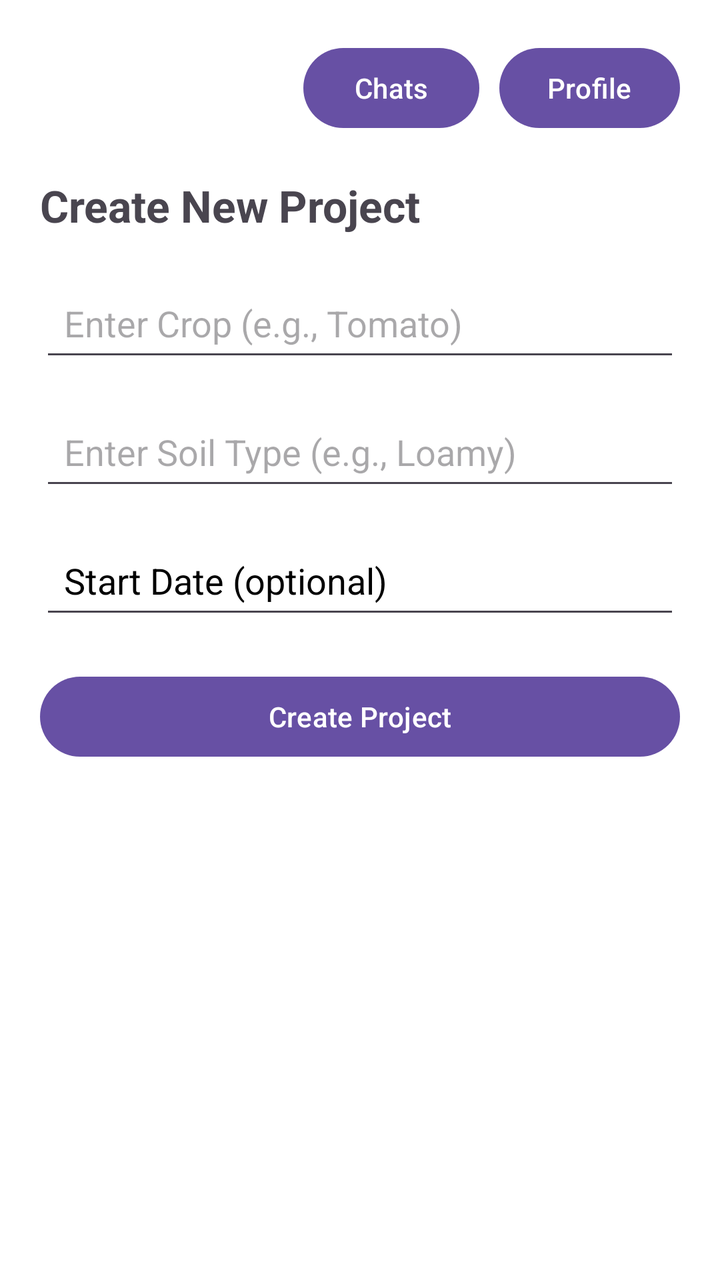
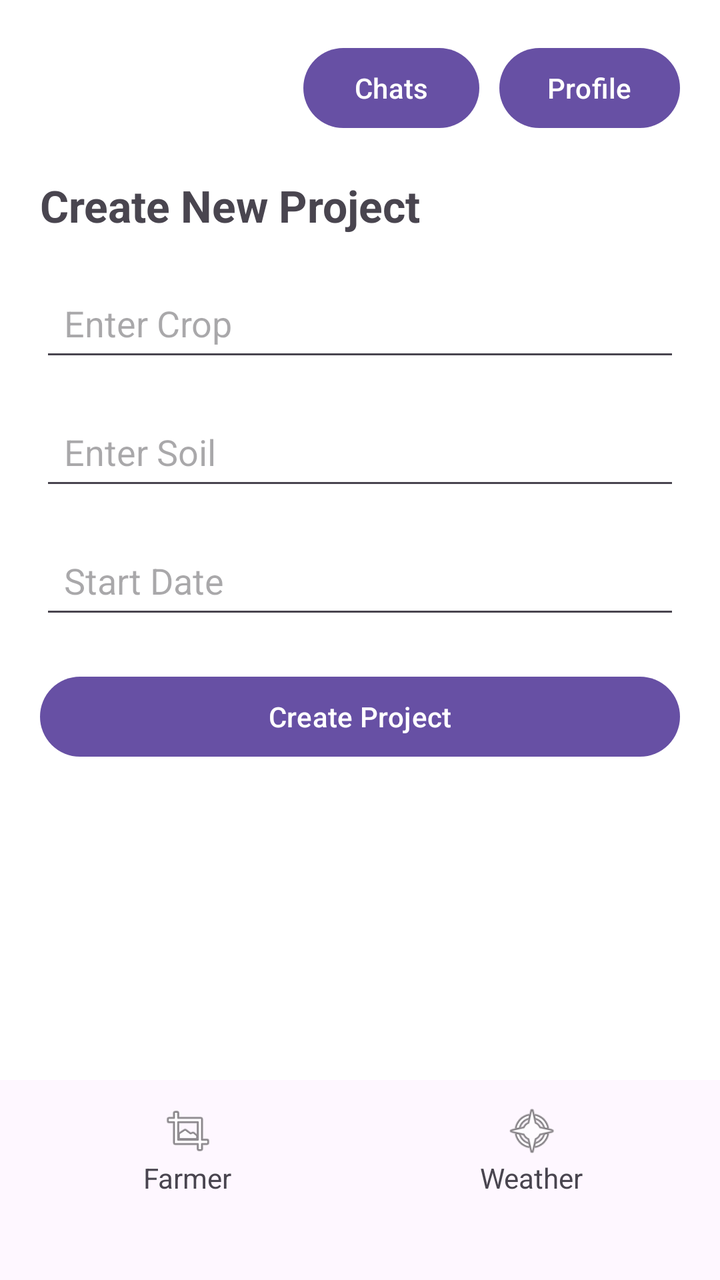

The first picture is an Android layout as it rendered before a commit; the second is the same layout after the commit. The layout source and the unified diff follow.
<!-- AndroidManifest.xml: application theme Theme.WhetherTracker -->
<!-- res/layout/farmer_menu.xml -->
<?xml version="1.0" encoding="utf-8"?>
<ScrollView xmlns:android="http://schemas.android.com/apk/res/android"
    android:layout_width="match_parent"
    android:layout_height="match_parent"
    android:background="#FFFFFF">

    <LinearLayout
        android:layout_width="match_parent"
        android:layout_height="wrap_content"
        android:orientation="vertical"
        android:padding="20dp">

        
        <LinearLayout
            android:layout_width="match_parent"
            android:layout_height="wrap_content"
            android:orientation="horizontal"
            android:gravity="end"
            android:layout_marginBottom="20dp">

            <Button
                android:id="@+id/btnChats"
                android:layout_width="wrap_content"
                android:layout_height="wrap_content"
                android:text="Chats"
                android:textAllCaps="false"
                android:layout_marginEnd="10dp"/>

            <Button
                android:id="@+id/btnProfile"
                android:layout_width="wrap_content"
                android:layout_height="wrap_content"
                android:text="Profile"
                android:textAllCaps="false"/>
        </LinearLayout>

        
        <TextView
            android:layout_width="wrap_content"
            android:layout_height="wrap_content"
            android:layout_marginBottom="20dp"
            android:text="Create New Project"
            android:textSize="22sp"
            android:textStyle="bold" />

        
        <EditText
            android:id="@+id/etCrop"
            android:layout_width="match_parent"
            android:layout_height="wrap_content"
            android:layout_marginBottom="16dp"
            android:hint="Enter Crop (e.g., Tomato)"
            android:padding="12dp" />

        
        <EditText
            android:id="@+id/etSoil"
            android:layout_width="match_parent"
            android:layout_height="wrap_content"
            android:layout_marginBottom="16dp"
            android:hint="Enter Soil Type (e.g., Loamy)"
            android:padding="12dp" />

        
        <EditText
            android:id="@+id/etDate"
            android:layout_width="match_parent"
            android:layout_height="wrap_content"
            android:layout_marginBottom="20dp"
            android:hint="Start Date (optional)"
            android:padding="12dp"
            android:textColor="@color/black"
            android:textColorHint="@color/black" />

        
        <Button
            android:id="@+id/btnCreate"
            android:layout_width="match_parent"
            android:layout_height="wrap_content"
            android:text="Create Project"
            android:textAllCaps="false" />

    </LinearLayout>

</ScrollView>
<!-- resources referenced by this layout -->
<resources>
  <color name="black">#FF000000</color>
  <style name="Theme.WhetherTracker" parent="Base.Theme.WhetherTracker">
          <item name="android:windowTranslucentStatus">true
          </item>
      </style>
  <style name="Base.Theme.WhetherTracker" parent="Theme.Material3.DayNight.NoActionBar">
          
          
      </style>
</resources>

<!-- the commit's change to res/layout/farmer_menu.xml (unified diff, before → after) -->
@@ -1,85 +1,145 @@
 <?xml version="1.0" encoding="utf-8"?>
-<ScrollView xmlns:android="http://schemas.android.com/apk/res/android"
+<LinearLayout xmlns:android="http://schemas.android.com/apk/res/android"
     android:layout_width="match_parent"
     android:layout_height="match_parent"
-    android:background="#FFFFFF">
+    android:orientation="vertical">
 
+    
+    <ScrollView
+        android:layout_width="match_parent"
+        android:layout_height="0dp"
+        android:layout_weight="1"
+        android:background="#FFFFFF">
+
+        <LinearLayout
+            android:layout_width="match_parent"
+            android:layout_height="wrap_content"
+            android:orientation="vertical"
+            android:padding="20dp">
+
+            
+            <LinearLayout
+                android:layout_width="match_parent"
+                android:layout_height="wrap_content"
+                android:orientation="horizontal"
+                android:gravity="end"
+                android:layout_marginBottom="20dp">
+
+                <Button
+                    android:id="@+id/btnChats"
+                    android:layout_width="wrap_content"
+                    android:layout_height="wrap_content"
+                    android:text="Chats"
+                    android:textAllCaps="false"
+                    android:layout_marginEnd="10dp"/>
+
+                <Button
+                    android:id="@+id/btnProfile"
+                    android:layout_width="wrap_content"
+                    android:layout_height="wrap_content"
+                    android:text="Profile"
+                    android:textAllCaps="false"/>
+            </LinearLayout>
+
+            
+            <TextView
+                android:layout_width="wrap_content"
+                android:layout_height="wrap_content"
+                android:text="Create New Project"
+                android:textSize="22sp"
+                android:textStyle="bold"
+                android:layout_marginBottom="20dp"/>
+
+            
+            <EditText
+                android:id="@+id/etCrop"
+                android:layout_width="match_parent"
+                android:layout_height="wrap_content"
+                android:hint="Enter Crop"
+                android:padding="12dp"
+                android:layout_marginBottom="16dp"/>
+
+            
+            <EditText
+                android:id="@+id/etSoil"
+                android:layout_width="match_parent"
+                android:layout_height="wrap_content"
+                android:hint="Enter Soil"
+                android:padding="12dp"
+                android:layout_marginBottom="16dp"/>
+
+            
+            <EditText
+                android:id="@+id/etDate"
+                android:layout_width="match_parent"
+                android:layout_height="wrap_content"
+                android:hint="Start Date"
+                android:padding="12dp"
+                android:layout_marginBottom="20dp"/>
+
+            
+            <Button
+                android:id="@+id/btnCreate"
+                android:layout_width="match_parent"
+                android:layout_height="wrap_content"
+                android:text="Create Project"
+                android:textAllCaps="false"/>
+
+        </LinearLayout>
+
+    </ScrollView>
+
+    
     <LinearLayout
         android:layout_width="match_parent"
-        android:layout_height="wrap_content"
-        android:orientation="vertical"
-        android:padding="20dp">
+        android:layout_height="70dp"
+        android:orientation="horizontal"
+        android:background="@android:color/transparent"
+        android:tint="@android:color/white"
+        android:weightSum="2"
+        android:padding="8dp"
+        android:layout_marginBottom="30dp">
 
         
         <LinearLayout
-            android:layout_width="match_parent"
-            android:layout_height="wrap_content"
-            android:orientation="horizontal"
-            android:gravity="end"
-            android:layout_marginBottom="20dp">
+            android:id="@+id/btnFarmer"
+            android:layout_width="0dp"
+            android:layout_height="match_parent"
+            android:layout_weight="1"
+            android:orientation="vertical"
+            android:gravity="center">
 
-            <Button
-                android:id="@+id/btnChats"
+            <ImageView
+                android:layout_width="28dp"
+                android:layout_height="28dp"
+                android:src="@android:drawable/ic_menu_crop"/>
+
+            <TextView
                 android:layout_width="wrap_content"
                 android:layout_height="wrap_content"
-                android:text="Chats"
-                android:textAllCaps="false"
-                android:layout_marginEnd="10dp"/>
-
-            <Button
-                android:id="@+id/btnProfile"
-                android:layout_width="wrap_content"
-                android:layout_height="wrap_content"
-                android:text="Profile"
-                android:textAllCaps="false"/>
+                android:text="Farmer"/>
         </LinearLayout>
 
         
-        <TextView
-            android:layout_width="wrap_content"
-            android:layout_height="wrap_content"
-            android:layout_marginBottom="20dp"
-            android:text="Create New Project"
-            android:textSize="22sp"
-            android:textStyle="bold" />
+        <LinearLayout
+            android:id="@+id/btnWeather"
+            android:layout_width="0dp"
+            android:layout_height="match_parent"
+            android:layout_weight="1"
+            android:orientation="vertical"
+            android:gravity="center">
 
-        
-        <EditText
-            android:id="@+id/etCrop"
-            android:layout_width="match_parent"
-            android:layout_height="wrap_content"
-            android:layout_marginBottom="16dp"
-            android:hint="Enter Crop (e.g., Tomato)"
-            android:padding="12dp" />
+            <ImageView
+                android:layout_width="28dp"
+                android:layout_height="28dp"
+                android:src="@android:drawable/ic_menu_compass"/>
 
-        
-        <EditText
-            android:id="@+id/etSoil"
-            android:layout_width="match_parent"
-            android:layout_height="wrap_content"
-            android:layout_marginBottom="16dp"
-            android:hint="Enter Soil Type (e.g., Loamy)"
-            android:padding="12dp" />
-
-        
-        <EditText
-            android:id="@+id/etDate"
-            android:layout_width="match_parent"
-            android:layout_height="wrap_content"
-            android:layout_marginBottom="20dp"
-            android:hint="Start Date (optional)"
-            android:padding="12dp"
-            android:textColor="@color/black"
-            android:textColorHint="@color/black" />
-
-        
-        <Button
-            android:id="@+id/btnCreate"
-            android:layout_width="match_parent"
-            android:layout_height="wrap_content"
-            android:text="Create Project"
-            android:textAllCaps="false" />
+            <TextView
+                android:layout_width="wrap_content"
+                android:layout_height="wrap_content"
+                android:text="Weather"/>
+        </LinearLayout>
 
     </LinearLayout>
 
-</ScrollView>
+</LinearLayout>
<!-- resource entries referenced after the edit -->
@@ -1,6 +1,5 @@
 <!-- resources referenced by this layout -->
 <resources>
-  <color name="black">#FF000000</color>
   <style name="Theme.WhetherTracker" parent="Base.Theme.WhetherTracker">
           <item name="android:windowTranslucentStatus">true
           </item>
